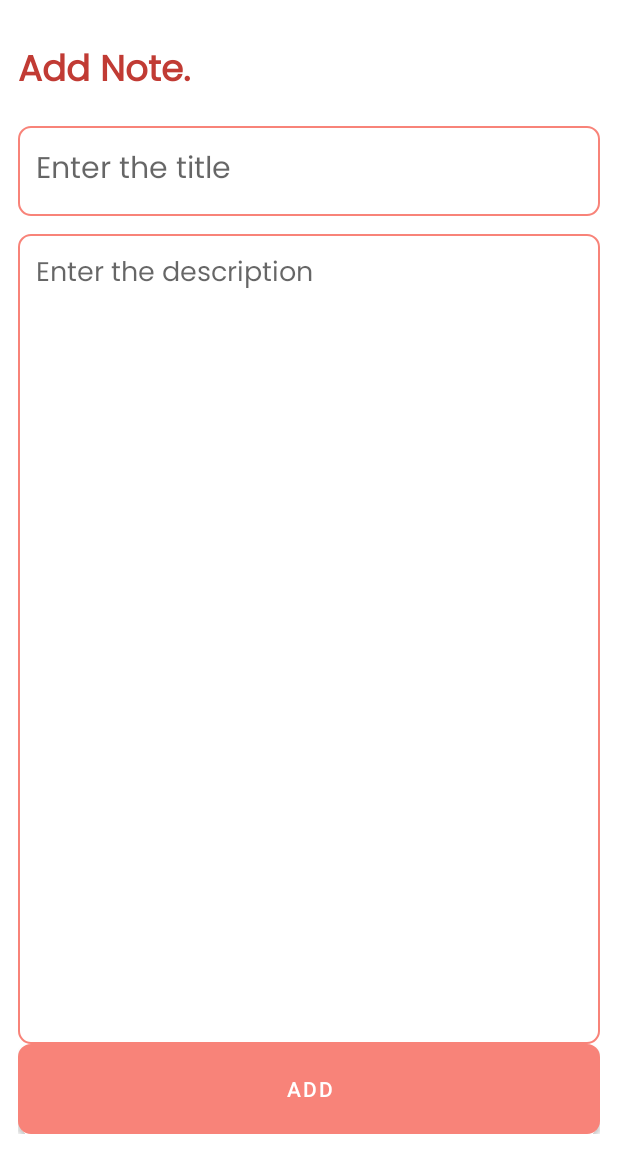
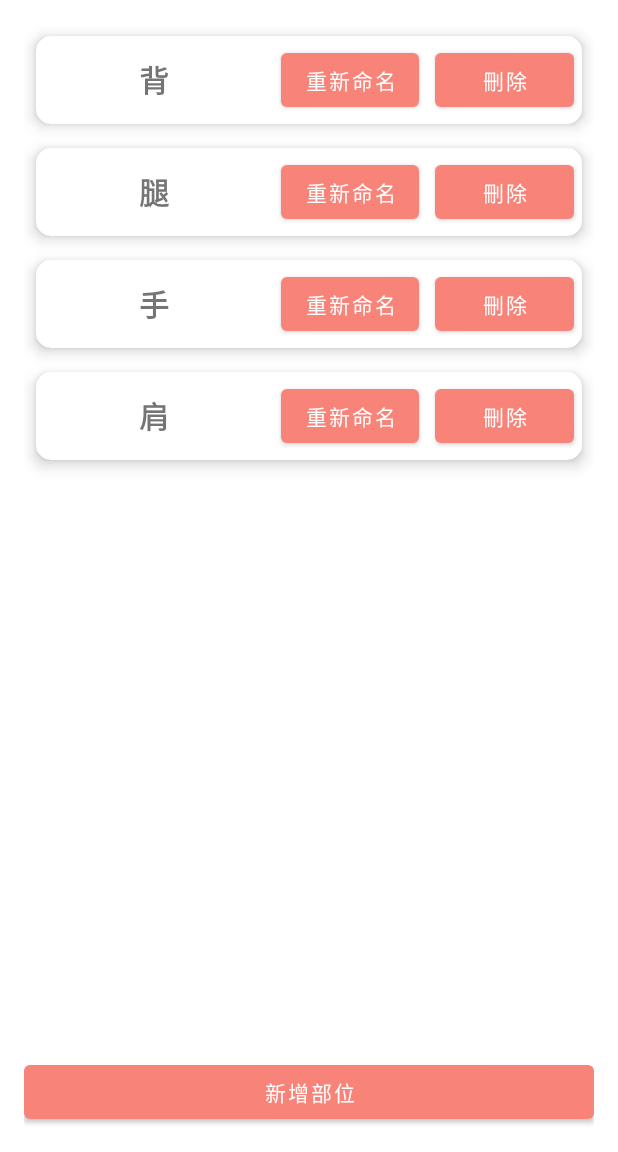
Before and after one commit to allenchu66/traininglog_app, an Android app built with Jetpack Compose: the EditExerciseFragment screen opened through its navigation route, after a tap on "編輯部位", on a phone screen of 412 x 824 dp, the part 84-1236 px from its top. Run offline under Robolectric (Android 15) with nearby library versions, the phone set to English and light mode, and no system bars; our stand-ins replace Room's generated code, navigation-ui; libraries missing offline, so code that uses them is left out: com.google.android.ads, io.github.luizgrp.sectionedrecyclerviewadapter; 4 statements that could not run were skipped; 2 other taps on this screen came first.

Commit message:
feat: add EditExerciseFragment for managing exercise

```diff
--- /dev/null
+++ b/app/src/main/java/com/allenchu66/traininglog/adapter/CategoryAdapter.kt
@@ -0,0 +1,44 @@
+package com.allenchu66.traininglog.adapter
+
+import android.view.LayoutInflater
+import android.view.ViewGroup
+import androidx.recyclerview.widget.DiffUtil
+import androidx.recyclerview.widget.ListAdapter
+import androidx.recyclerview.widget.RecyclerView
+import com.allenchu66.traininglog.databinding.CategoryRecyclerviewItemBinding
+import com.allenchu66.traininglog.model.WorkoutCategory
+
+class CategoryAdapter(
+    private val onRenameClick: (WorkoutCategory) -> Unit,
+    private val onDeleteClick: (WorkoutCategory) -> Unit
+) : ListAdapter<WorkoutCategory, CategoryAdapter.CategoryViewHolder>(DIFF_CALLBACK) {
+
+    inner class CategoryViewHolder(private val binding: CategoryRecyclerviewItemBinding) : RecyclerView.ViewHolder(binding.root) {
+        fun bind(category: WorkoutCategory) {
+            binding.tvCategoryName.text = category.name
+            binding.btnRename.setOnClickListener { onRenameClick(category) }
+            binding.btnDelete.setOnClickListener { onDeleteClick(category) }
+        }
+    }
+
+    override fun onCreateViewHolder(parent: ViewGroup, viewType: Int): CategoryViewHolder {
+        val binding = CategoryRecyclerviewItemBinding.inflate(LayoutInflater.from(parent.context), parent, false)
+        return CategoryViewHolder(binding)
+    }
+
+    override fun onBindViewHolder(holder: CategoryViewHolder, position: Int) {
+        holder.bind(getItem(position))
+    }
+
+    companion object {
+        private val DIFF_CALLBACK = object : DiffUtil.ItemCallback<WorkoutCategory>() {
+            override fun areItemsTheSame(oldItem: WorkoutCategory, newItem: WorkoutCategory): Boolean {
+                return oldItem.id == newItem.id
+            }
+
+            override fun areContentsTheSame(oldItem: WorkoutCategory, newItem: WorkoutCategory): Boolean {
+                return oldItem == newItem
+            }
+        }
+    }
+}
--- a/app/src/main/java/com/allenchu66/traininglog/database/WorkoutDao.kt
+++ b/app/src/main/java/com/allenchu66/traininglog/database/WorkoutDao.kt
@@ -33,6 +33,9 @@ interface WorkoutDao {
     @Update
     suspend fun updateWorkout(workout: Workout)
 
+    @Update
+    suspend fun updateWorkoutCategory(category: WorkoutCategory)
+
     @Query("SELECT * FROM workout WHERE date = :targetDate ORDER BY id")
     fun getWorkoutsByDate(targetDate: String): LiveData<List<Workout>>
 
--- a/app/src/main/java/com/allenchu66/traininglog/fragment/EditCategoryFragment.kt
+++ b/app/src/main/java/com/allenchu66/traininglog/fragment/EditCategoryFragment.kt
@@ -1,40 +1,94 @@
 package com.allenchu66.traininglog.fragment
 
 import android.os.Bundle
-import androidx.fragment.app.Fragment
 import android.view.LayoutInflater
 import android.view.View
 import android.view.ViewGroup
-import com.allenchu66.traininglog.R
-import com.allenchu66.traininglog.activity.MainActivity
+import android.widget.EditText
+import android.widget.Toast
+import androidx.appcompat.app.AlertDialog
+import androidx.fragment.app.Fragment
+import androidx.fragment.app.activityViewModels
+import androidx.recyclerview.widget.LinearLayoutManager
+import com.allenchu66.traininglog.adapter.CategoryAdapter
 import com.allenchu66.traininglog.databinding.FragmentEditCategoryBinding
+import com.allenchu66.traininglog.model.WorkoutCategory
 import com.allenchu66.traininglog.viewmodel.WorkoutViewModel
 
-class EditCategoryFragment : Fragment(R.layout.fragment_edit_exercise) {
+class EditCategoryFragment : Fragment() {
 
-    private var itemBinding : FragmentEditCategoryBinding? = null
-    private val binding get() = itemBinding!!
+    private var _binding: FragmentEditCategoryBinding? = null
+    private val binding get() = _binding!!
 
-    private lateinit var workoutViewModel: WorkoutViewModel
-    private lateinit var addItemView: View
+    private val viewModel: WorkoutViewModel by activityViewModels()
+    private lateinit var adapter: CategoryAdapter
 
     override fun onCreateView(
         inflater: LayoutInflater, container: ViewGroup?,
         savedInstanceState: Bundle?
-    ): View? {
-        itemBinding = FragmentEditCategoryBinding.inflate(inflater,container,false)
+    ): View {
+        _binding = FragmentEditCategoryBinding.inflate(inflater, container, false)
         return binding.root
     }
 
     override fun onViewCreated(view: View, savedInstanceState: Bundle?) {
         super.onViewCreated(view, savedInstanceState)
 
-        workoutViewModel = (activity as MainActivity).workoutViewModel
-        addItemView = view
-        binding.addWorkout.setOnClickListener(){
-            //saveWorkout(addItemView)
+        adapter = CategoryAdapter(
+            onRenameClick = { category -> showRenameDialog(category) },
+            onDeleteClick = { category -> viewModel.deleteCategory(category) }
+        )
+
+        binding.recyclerView.apply {
+            layoutManager = LinearLayoutManager(requireContext())
+            adapter = this@EditCategoryFragment.adapter
+        }
+
+        viewModel.getAllWorkoutCategory().observe(viewLifecycleOwner) { categoryList ->
+            adapter.submitList(categoryList)
+        }
+
+        binding.btnAddCategory.setOnClickListener {
+            showAddDialog()
         }
     }
 
+    private fun showAddDialog() {
+        val input = EditText(requireContext())
+        AlertDialog.Builder(requireContext())
+            .setTitle("新增部位")
+            .setView(input)
+            .setPositiveButton("新增") { _, _ ->
+                val name = input.text.toString().trim()
+                if (name.isNotEmpty()) {
+                    viewModel.addCategory(name)
+                } else {
+                    Toast.makeText(context, "名稱不可為空", Toast.LENGTH_SHORT).show()
+                }
+            }
+            .setNegativeButton("取消", null)
+            .show()
+    }
 
+    private fun showRenameDialog(category: WorkoutCategory) {
+        val input = EditText(requireContext()).apply { setText(category.name) }
+        AlertDialog.Builder(requireContext())
+            .setTitle("重新命名")
+            .setView(input)
+            .setPositiveButton("修改") { _, _ ->
+                val newName = input.text.toString().trim()
+                if (newName.isNotEmpty()) {
+                    viewModel.updateCategory(category.copy(name = newName))
+                } else {
+                    Toast.makeText(context, "名稱不可為空", Toast.LENGTH_SHORT).show()
+                }
+            }
+            .setNegativeButton("取消", null)
+            .show()
+    }
+
+    override fun onDestroyView() {
+        super.onDestroyView()
+        _binding = null
+    }
 }
--- a/app/src/main/java/com/allenchu66/traininglog/repository/WorkoutRepository.kt
+++ b/app/src/main/java/com/allenchu66/traininglog/repository/WorkoutRepository.kt
@@ -19,6 +19,7 @@ class WorkoutRepository(private val db: WorkoutDatabase)  {
     suspend fun insertCategory(workoutCategory: WorkoutCategory) = db.getWorkoutDao().insertWorkoutCategory(workoutCategory)
     suspend fun deleteCategory(workoutCategory: WorkoutCategory) = db.getWorkoutDao().deleteWorkoutCategory(workoutCategory)
     suspend fun categoryExists(name:String):Boolean{return db.getWorkoutDao().countCategoryByName(name)>0}
+    suspend fun updateCategory(category: WorkoutCategory) = db.getWorkoutDao().updateWorkoutCategory(category)
 
     fun getAllWorkoutCategory() = db.getWorkoutDao().getAllWorkoutCategory()
     suspend fun getAllCategoriesDirect(): List<WorkoutCategory> = db.getWorkoutDao().getAllCategoriesDirect()
--- a/app/src/main/java/com/allenchu66/traininglog/viewmodel/WorkoutViewModel.kt
+++ b/app/src/main/java/com/allenchu66/traininglog/viewmodel/WorkoutViewModel.kt
@@ -100,6 +100,8 @@ class WorkoutViewModel(app:Application,private val workoutRepository: WorkoutRep
         return result
     }
 
+    fun updateCategory(category: WorkoutCategory) = viewModelScope.launch { workoutRepository.updateCategory(category) }
+
 
     fun addCategory(name:String) = viewModelScope.launch {
         if(workoutRepository.categoryExists(name)){
--- /dev/null
+++ b/app/src/main/res/layout/category_recyclerview_item.xml
@@ -0,0 +1,46 @@
+<?xml version="1.0" encoding="utf-8"?>
+
+<androidx.cardview.widget.CardView xmlns:android="http://schemas.android.com/apk/res/android"
+    xmlns:app="http://schemas.android.com/apk/res-auto"
+    android:layout_width="match_parent"
+    android:layout_height="wrap_content"
+    android:layout_margin="8dp"
+    app:cardCornerRadius="10dp"
+    app:cardElevation="6dp">
+
+    <LinearLayout
+        android:layout_width="match_parent"
+        android:layout_height="wrap_content"
+        android:gravity="center_vertical">
+
+        <TextView
+            android:id="@+id/tvCategoryName"
+            android:layout_width="0dp"
+            android:layout_weight="0.8"
+            android:layout_height="wrap_content"
+            android:text="胸"
+            android:gravity="center"
+            android:textStyle="bold"
+            android:textSize="20sp"
+            android:layout_margin="5dp"/>
+
+        <Button
+            android:id="@+id/btnRename"
+            android:layout_width="0dp"
+            android:layout_weight="0.5"
+            android:layout_height="wrap_content"
+            android:text="重新命名"
+            android:layout_margin="5dp"/>
+
+        <Button
+            android:id="@+id/btnDelete"
+            android:layout_width="0dp"
+            android:layout_weight="0.5"
+            android:layout_height="wrap_content"
+            android:text="刪除"
+            android:layout_margin="5dp"/>
+
+    </LinearLayout>
+
+
+</androidx.cardview.widget.CardView>
--- a/app/src/main/res/layout/fragment_edit_category.xml
+++ b/app/src/main/res/layout/fragment_edit_category.xml
@@ -1,59 +1,18 @@
-<?xml version="1.0" encoding="utf-8"?>
+<LinearLayout xmlns:android="http://schemas.android.com/apk/res/android"
+    android:orientation="vertical"
+    android:padding="16dp"
+    android:layout_width="match_parent"
+    android:layout_height="match_parent">
 
-<RelativeLayout xmlns:android="http://schemas.android.com/apk/res/android"
-    xmlns:app="http://schemas.android.com/apk/res-auto"
-    xmlns:tools="http://schemas.android.com/tools"
-    android:layout_width="match_parent"
-    android:layout_height="match_parent"
-    android:orientation="vertical"
-    android:padding="12dp">
-
-    <TextView
-        android:id="@+id/addNoteHeading"
-        android:layout_width="wrap_content"
-        android:layout_height="wrap_content"
-        android:layout_alignParentTop="true"
-        android:layout_marginTop="16dp"
-        android:fontFamily="@font/poppins"
-        android:text="Add Note."
-        android:textColor="@color/red"
-        android:textSize="24sp"
-        android:textStyle="bold" />
-
-    <EditText
-        android:id="@+id/addNoteTitle"
+    <androidx.recyclerview.widget.RecyclerView
+        android:id="@+id/recyclerView"
         android:layout_width="match_parent"
-        android:layout_height="60dp"
-        android:layout_below="@id/addNoteHeading"
-        android:layout_marginTop="16dp"
-        android:background="@drawable/pink_border"
-        android:fontFamily="@font/poppins"
-        android:hint="Enter the title"
-        android:maxLines="1"
-        android:padding="12dp"
-        android:textSize="20sp" />
-
-    <EditText
-        android:id="@+id/addNoteDesc"
-        android:layout_width="match_parent"
-        android:layout_height="match_parent"
-        android:layout_below="@id/addNoteTitle"
-        android:layout_above="@+id/add_workout"
-        android:layout_marginTop="12dp"
-        android:background="@drawable/pink_border"
-        android:fontFamily="@font/poppins"
-        android:gravity="top"
-        android:hint="Enter the description"
-        android:padding="12dp"
-        android:textSize="18sp"
-        />
+        android:layout_height="0dp"
+        android:layout_weight="1" />
 
     <Button
-        android:id="@+id/add_workout"
+        android:id="@+id/btnAddCategory"
         android:layout_width="match_parent"
-        android:layout_height="60dp"
-        android:layout_alignParentBottom="true"
-        android:layout_alignParentStart="true"
-        android:background="@drawable/pink_border_fill"
-        android:text="ADD"/>
-</RelativeLayout>
+        android:layout_height="wrap_content"
+        android:text="新增部位" />
+</LinearLayout>
```
